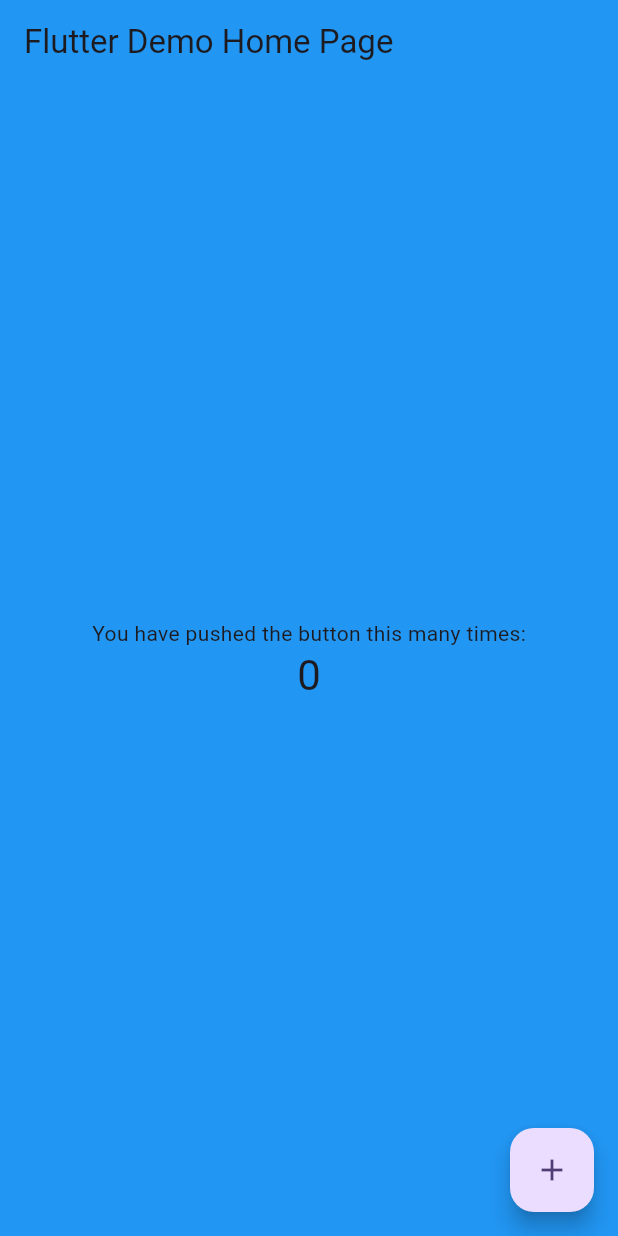
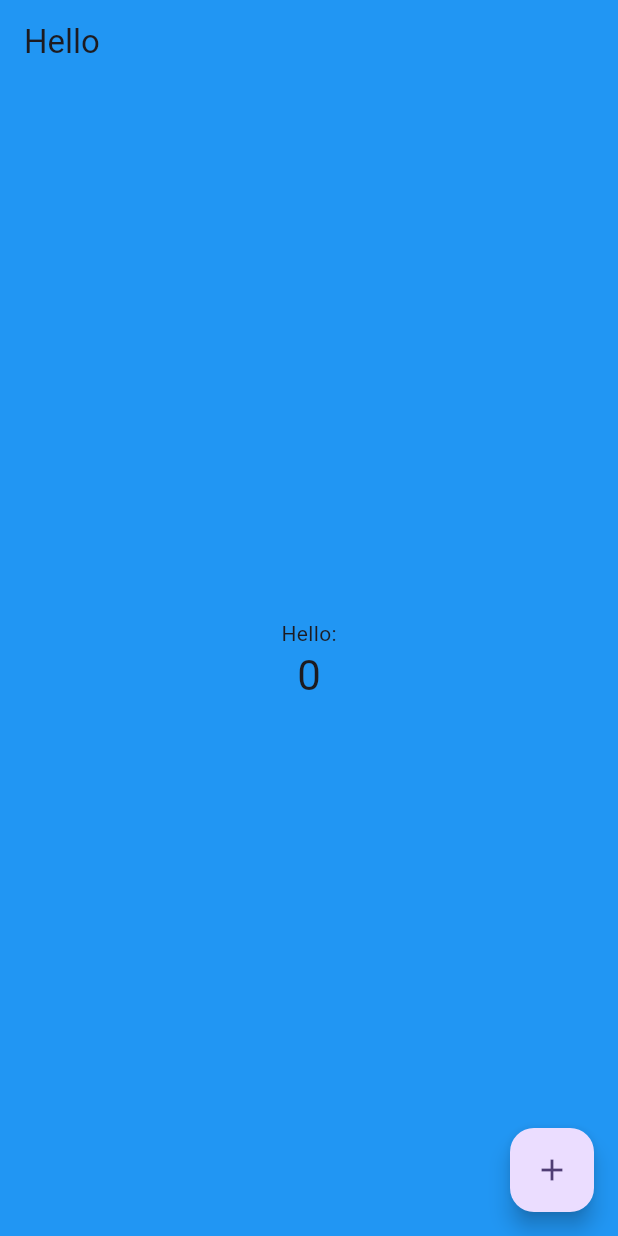
Before and after one commit to mustafanabiev/hello, a Flutter app: the screen it shows after launch, on a phone screen of 412 x 824 dp. Run offline on Flutter 3.47's test engine with Material 3 defaults, Android fonts, the phone set to English and light mode, and no system bars.

Commit message:
text change. added two files

```diff
--- a/lib/main.dart
+++ b/lib/main.dart
@@ -10,12 +10,12 @@ class MyApp extends StatelessWidget {
   @override
   Widget build(BuildContext context) {
     return MaterialApp(
-      title: 'Flutter Demo',
+      title: 'Hello',
       theme: ThemeData(
         colorScheme: ColorScheme.fromSeed(seedColor: Colors.deepPurple),
         useMaterial3: true,
       ),
-      home: const MyHomePage(title: 'Flutter Demo Home Page'),
+      home: const MyHomePage(title: 'Hello'),
     );
   }
 }
@@ -51,7 +51,7 @@ class _MyHomePageState extends State<MyHomePage> {
           mainAxisAlignment: MainAxisAlignment.center,
           children: <Widget>[
             const Text(
-              'You have pushed the button this many times:',
+              'Hello:',
             ),
             Text(
               '$_counter',
```
Also changed, not shown: lib/app.dart (added, +15 -0 lines), lib/home_page.dart (added, +10 -0 lines).
